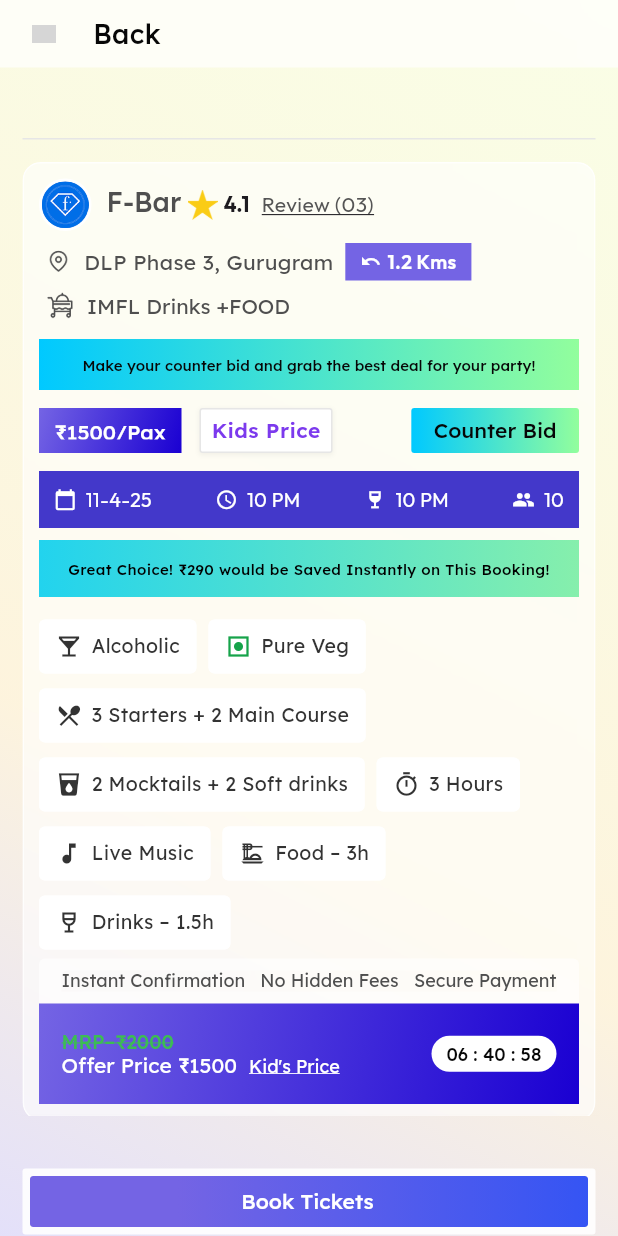
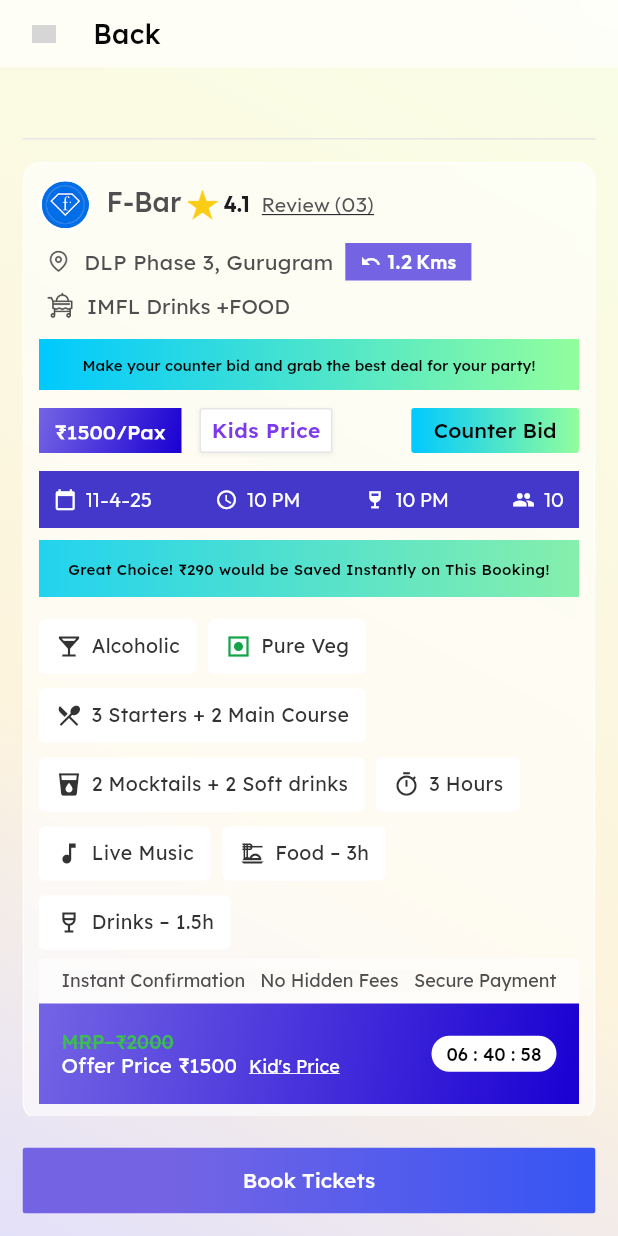
Before and after one commit to devesh-whiterapps/partywitty, a Flutter app: the CarnivalDetailScreen screen opened directly, on a phone screen of 412 x 824 dp. Run offline on Flutter 3.47's test engine with Material 3 defaults, Android fonts, the phone set to English and light mode, and no system bars; our stand-ins replace equatable, flutter_bloc, flutter_dotenv, flutter_svg, google_fonts, image_picker; missing offline and left inert: gradient_txt, razorpay_flutter; network calls fail; grey boxes are pictures that could not be loaded.

Commit message:
fix: color

```diff
--- a/lib/presentation/screens/carnival_detail_screen.dart
+++ b/lib/presentation/screens/carnival_detail_screen.dart
@@ -1414,46 +1414,25 @@ class _CarnivalDetailScreenState extends State<CarnivalDetailScreen> {
 
   Widget _buildStickyBottomButton() {
     return Container(
-      padding: EdgeInsets.only(left: 15, right: 15, top: 10, bottom: 1),
+      padding: const EdgeInsets.only(left: 15, right: 15, top: 10, bottom: 15),
       child: GestureDetector(
         onTap: () {
           // Handle book tickets action
         },
-        child: Container(
-          width: double.infinity,
-          height: 44,
-          padding: const EdgeInsets.all(5),
-          decoration: BoxDecoration(
-            color: const Color(0xE5FFFFFF), // #FFFFFFE5
-            borderRadius: BorderRadius.circular(2),
-          ),
         child: ClipRRect(
           borderRadius: BorderRadius.circular(2),
           child: BackdropFilter(
             filter: ImageFilter.blur(sigmaX: 4, sigmaY: 4),
             child: Container(
               width: double.infinity,
-                height: 36,
-                padding: const EdgeInsets.only(
-                  top: 8,
-                  right: 16,
-                  bottom: 8,
-                  left: 14,
-                ),
+              height: 44,
               decoration: BoxDecoration(
                 gradient: const LinearGradient(
-                    begin: Alignment(-0.47, 0.0), // 84.28deg approximation
+                  begin: Alignment(-0.47, 0.0),
                   end: Alignment(1.05, 0.0),
                   colors: [Color(0xFF7464E4), Color(0xFF3354F4)],
                 ),
                 borderRadius: BorderRadius.circular(2),
-                  boxShadow: [
-                    BoxShadow(
-                      color: Colors.black.withOpacity(0.2),
-                      blurRadius: 0,
-                      offset: Offset.zero,
-                    ),
-                  ],
               ),
               child: Center(
                 child: Text(
@@ -1462,11 +1441,10 @@ class _CarnivalDetailScreenState extends State<CarnivalDetailScreen> {
                     fontSize: 14,
                     fontWeight: FontWeight.w500,
                     color: Colors.white,
-                      height: 1.0, // line-height: 100%
+                    height: 1.0,
                     letterSpacing: 0,
                   ),
                   textAlign: TextAlign.center,
-                  ),
                 ),
               ),
             ),
```
Lines whose indentation alone changed are shown as unchanged.
